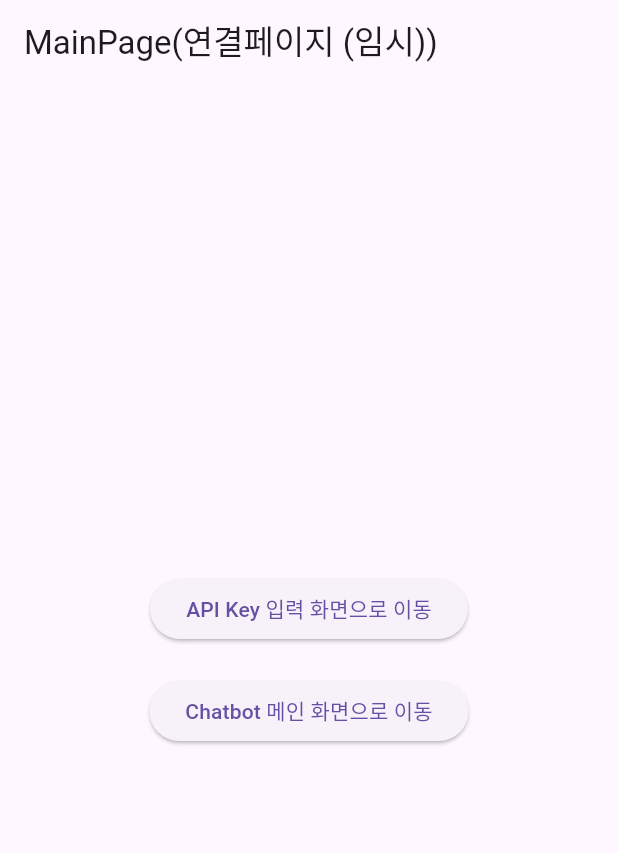
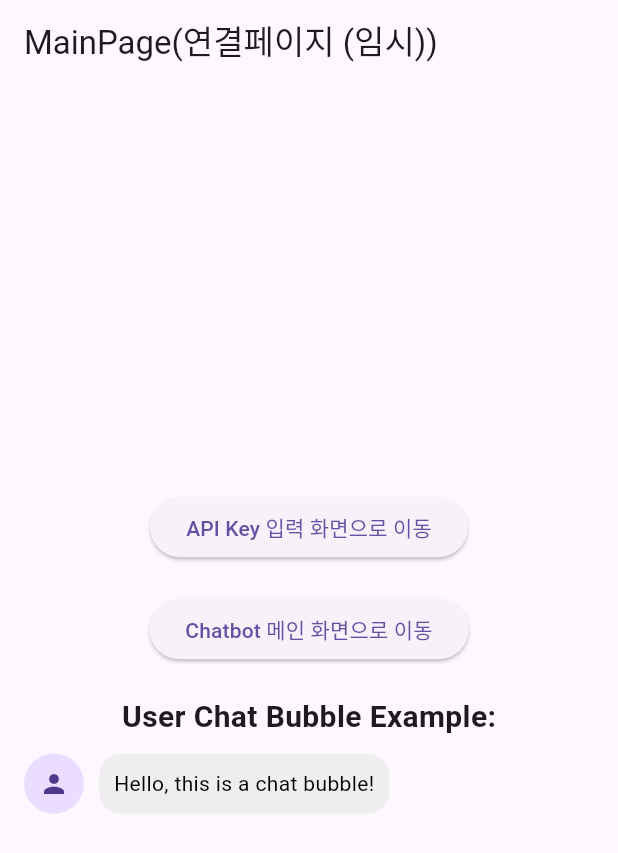
Before and after one commit to jimin0/Langchain-Sql-Chatbot-Web, a Flutter app: the screen it shows after launch, on a phone screen of 412 x 824 dp. Shown: the top 853 px of the screen. Run offline on Flutter 3.47's test engine with Material 3 defaults, Android fonts, the light colour scheme and no system bars.

Commit message:
Add: 채팅버블 ui

```diff
--- /dev/null
+++ b/lib/components/chat_userchatbubble.dart
@@ -0,0 +1,103 @@
+import 'package:flutter/material.dart';
+
+class UserChatBubble extends StatefulWidget {
+  final String message;
+  final String userName;
+
+  UserChatBubble({
+    required this.message,
+    required this.userName,
+  });
+
+  @override
+  _UserChatBubbleState createState() => _UserChatBubbleState();
+}
+
+class _UserChatBubbleState extends State<UserChatBubble> {
+  late TextEditingController _controller;
+  bool _isEditing = false;
+  bool _isHovered = false;
+
+  @override
+  void initState() {
+    super.initState();
+    _controller = TextEditingController(text: widget.message);
+  }
+
+  @override
+  void dispose() {
+    _controller.dispose();
+    super.dispose();
+  }
+
+  @override
+  Widget build(BuildContext context) {
+    return Padding(
+      padding: const EdgeInsets.symmetric(vertical: 10.0, horizontal: 16.0),
+      child: MouseRegion(
+        onEnter: (_) => setState(() => _isHovered = true),
+        onExit: (_) => setState(() => _isHovered = false),
+        child: Row(
+          crossAxisAlignment: CrossAxisAlignment.start,
+          children: [
+            CircleAvatar(
+              radius: 20.0,
+              child: Icon(Icons.person, size: 20.0),
+            ),
+            SizedBox(width: 10.0),
+            Flexible(
+              child: ConstrainedBox(
+                constraints: BoxConstraints(
+                  maxWidth: MediaQuery.of(context).size.width * 0.7,
+                ),
+                child: Container(
+                  padding: EdgeInsets.all(10.0),
+                  decoration: BoxDecoration(
+                    color: Colors.grey[200],
+                    borderRadius: BorderRadius.circular(15.0),
+                  ),
+                  child: _isEditing
+                      ? TextField(
+                          controller: _controller,
+                          onSubmitted: (newValue) {
+                            setState(() => _isEditing = false);
+                          },
+                        )
+                      : Text(
+                          _controller.text,
+                          style: TextStyle(color: Colors.black),
+                        ),
+                ),
+              ),
+            ),
+            if (_isHovered)
+              Padding(
+                padding: EdgeInsets.only(left: 8.0, top: 15.0),
+                child: GestureDetector(
+                  onTap: () => setState(() => _isEditing = true),
+                  child: Container(
+                    padding: EdgeInsets.all(4),
+                    decoration: BoxDecoration(
+                      color: Colors.white,
+                      shape: BoxShape.circle,
+                      boxShadow: [
+                        BoxShadow(
+                          color: Colors.black.withOpacity(0.1),
+                          spreadRadius: 1,
+                          blurRadius: 1,
+                        ),
+                      ],
+                    ),
+                    child: Icon(
+                      Icons.edit_outlined,
+                      size: 16.0,
+                    ),
+                  ),
+                ),
+              ),
+          ],
+        ),
+      ),
+    );
+  }
+}
--- a/lib/pages/main_page.dart
+++ b/lib/pages/main_page.dart
@@ -1,4 +1,6 @@
 import 'package:flutter/material.dart';
+
+import '../components/chat_UserChatBubble.dart';
 
 // 연결 페이지 (임시)
 // API KEY 입력화면, Chatbot 메인화면으로 이동
@@ -27,6 +29,15 @@ class MainPage extends StatelessWidget {
               },
               child: Text('Chatbot 메인 화면으로 이동'),
             ),
+            SizedBox(height: 20),
+            Text(
+              'User Chat Bubble Example:',
+              style: TextStyle(fontSize: 20, fontWeight: FontWeight.bold),
+            ),
+            UserChatBubble(
+              message: "Hello, this is a chat bubble!",
+              userName: "User",
+            ),
           ],
         ),
       ),
```
